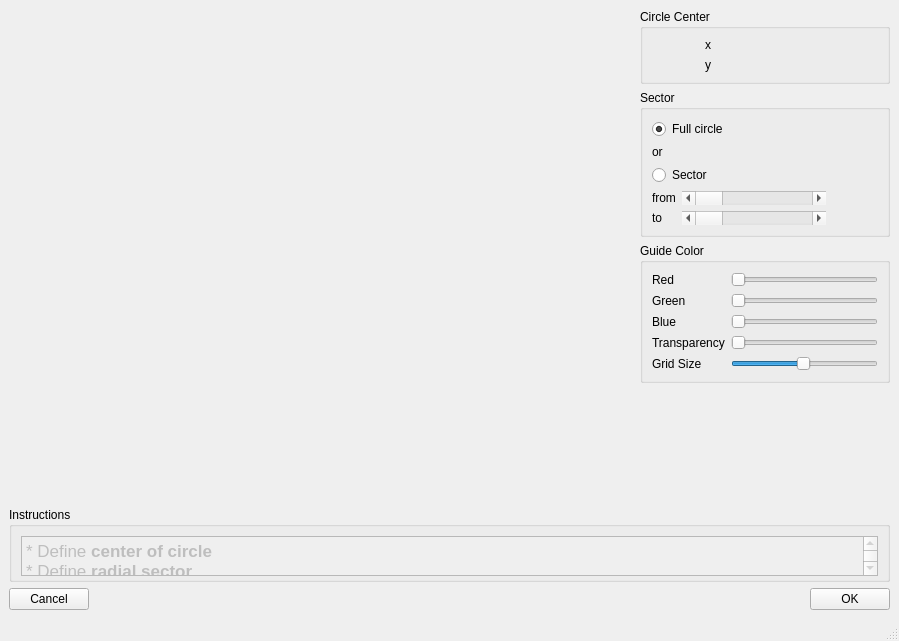
neutronimaging/python_notebooks, file ui/ui_radial_profile.ui: the form before one commit.
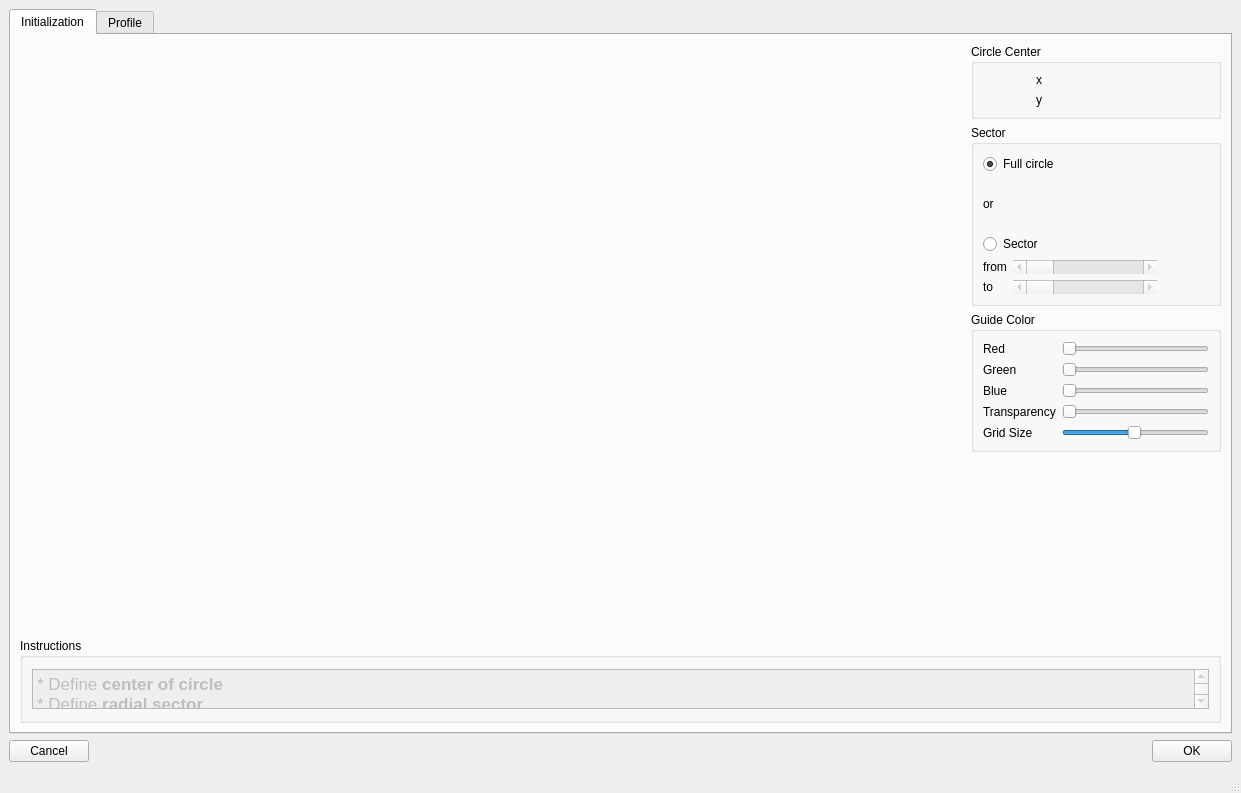
The form after the commit.

Commit message: Changed the radial_profile by preparing the UI by adding tab to include the profile tab in the same ui

Patch:
```diff
--- a/ui/ui_radial_profile.ui
+++ b/ui/ui_radial_profile.ui
@@ -6,14 +6,24 @@
    <rect>
     <x>0</x>
     <y>0</y>
-    <width>899</width>
-    <height>641</height>
+    <width>1241</width>
+    <height>793</height>
    </rect>
   </property>
   <property name="windowTitle">
    <string>MainWindow</string>
   </property>
   <widget class="QWidget" name="centralwidget">
+   <layout class="QVBoxLayout" name="verticalLayout_5">
+    <item>
+     <widget class="QTabWidget" name="tabWidget">
+      <property name="currentIndex">
+       <number>0</number>
+      </property>
+      <widget class="QWidget" name="tab_2">
+       <attribute name="title">
+        <string>Initialization</string>
+       </attribute>
    <layout class="QVBoxLayout" name="verticalLayout_4">
     <item>
      <layout class="QHBoxLayout" name="horizontalLayout_2">
@@ -190,6 +200,9 @@
              </item>
              <item row="0" column="1">
               <widget class="QScrollBar" name="from_angle_slider">
+                   <property name="enabled">
+                    <bool>false</bool>
+                   </property>
                <property name="sizePolicy">
                 <sizepolicy hsizetype="Expanding" vsizetype="Fixed">
                  <horstretch>0</horstretch>
@@ -216,6 +229,9 @@
              </item>
              <item row="1" column="1">
               <widget class="QScrollBar" name="to_angle_slider">
+                   <property name="enabled">
+                    <bool>false</bool>
+                   </property>
                <property name="maximum">
                 <number>360</number>
                </property>
@@ -389,13 +405,13 @@
       <property name="minimumSize">
        <size>
         <width>0</width>
-        <height>60</height>
+            <height>85</height>
        </size>
       </property>
       <property name="maximumSize">
        <size>
         <width>16777215</width>
-        <height>75</height>
+            <height>85</height>
        </size>
       </property>
       <property name="title">
@@ -438,6 +454,15 @@
       </layout>
      </widget>
     </item>
+       </layout>
+      </widget>
+      <widget class="QWidget" name="tab">
+       <attribute name="title">
+        <string>Profile</string>
+       </attribute>
+      </widget>
+     </widget>
+    </item>
     <item>
      <layout class="QHBoxLayout" name="horizontalLayout">
       <item>
```
Left out of the diff: 172 changed lines with no effect on the pictures. Lines whose indentation alone changed are shown as unchanged. The commit also changes 3 other files.
